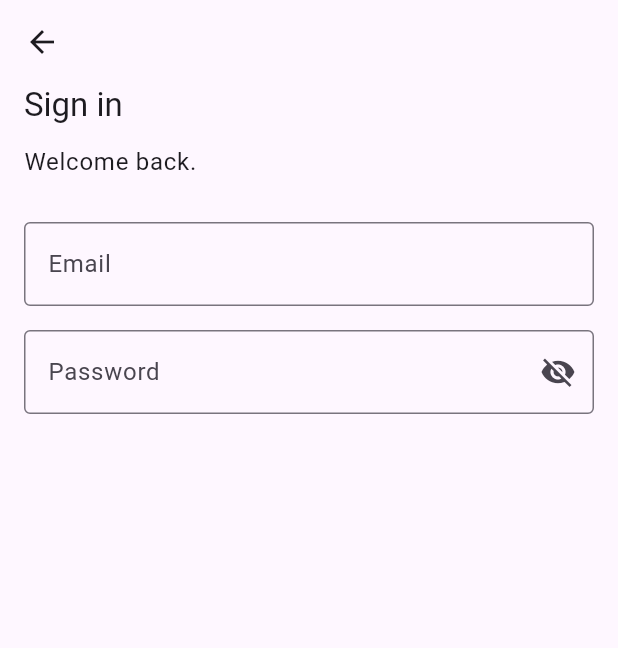
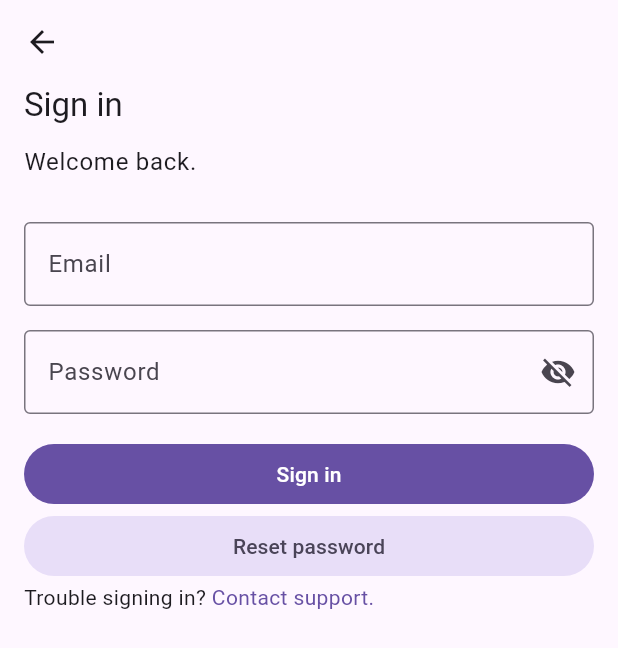
Before and after one commit to GreatApe77/jim-hats, a Flutter app: the screen it shows after launch, after a tap on "Sign in.", on a phone screen of 412 x 824 dp. Shown: the top 648 px of the screen. Run offline on Flutter 3.47's test engine with Material 3 defaults, Android fonts, the phone set to English and light mode, and no system bars; our stand-ins replace bloc, get_it.

```diff
--- /dev/null
+++ b/jim_hats_mobile/lib/data/settings/models/settings.dart
@@ -0,0 +1,5 @@
+class Settings {
+  final bool isDarkTheme;
+
+  Settings({required this.isDarkTheme});
+}
--- /dev/null
+++ b/jim_hats_mobile/lib/data/settings/repositories/settings_repository.dart
@@ -0,0 +1,3 @@
+class SettingsRepository {
+
+}
--- a/jim_hats_mobile/lib/routing/app_router.dart
+++ b/jim_hats_mobile/lib/routing/app_router.dart
@@ -1,6 +1,7 @@
 import 'package:flutter/material.dart';
 import 'package:jim_hats_mobile/routing/app_routes.dart';
 import 'package:jim_hats_mobile/ui/views/create_account/create_account_page.dart';
+import 'package:jim_hats_mobile/ui/views/home/home_page.dart';
 import 'package:jim_hats_mobile/ui/views/sign_in/sign_in_page.dart';
 import 'package:jim_hats_mobile/ui/views/welcome/welcome_page.dart';
 
@@ -20,6 +21,10 @@ abstract class AppRouter {
         return MaterialPageRoute(
           builder: (context) => SignInPage(),
         );
+      case AppRoutes.home:
+        return MaterialPageRoute(
+          builder: (context) => HomePage(),
+        );
       default:
         return null;
     }
--- a/jim_hats_mobile/lib/routing/app_routes.dart
+++ b/jim_hats_mobile/lib/routing/app_routes.dart
@@ -2,4 +2,5 @@ abstract class AppRoutes {
   static const welcome='/welcome';
   static const sigin ='/sigin';
   static const createAccount ='/create-account';
+  static const home ='/home';
 }
--- /dev/null
+++ b/jim_hats_mobile/lib/shared/ui/widgets/app_drawer/cubit/drawer_cubit_state.dart
@@ -0,0 +1,6 @@
+part of 'drawer_cubit_cubit.dart';
+
+@immutable
+sealed class DrawerCubitState {}
+
+final class DrawerCubitInitial extends DrawerCubitState {}
--- a/jim_hats_mobile/lib/ui/views/sign_in/sign_in_page.dart
+++ b/jim_hats_mobile/lib/ui/views/sign_in/sign_in_page.dart
@@ -71,6 +71,24 @@ class _SignInPageState extends State<SignInPage> {
                                   icon: Icon(Icons.visibility))),
                         );
                       }),
+                  SizedBox(
+                    height: 16,
+                  ),
+                  FilledButton(onPressed: () {}, child: Text('Sign in')),
+                  FilledButton.tonal(
+                      onPressed: () {}, child: Text('Reset password')),
+                  Row(
+                    children: [
+                      Text('Trouble signing in? '),
+                      GestureDetector(
+                        child: Text(
+                          'Contact support.',
+                          style: TextStyle(
+                              color: Theme.of(context).colorScheme.primary),
+                        ),
+                      )
+                    ],
+                  )
                 ],
               ))),
     );
```
Also changed, not shown: jim_hats_mobile/lib/shared/ui/widgets/app_drawer/app_drawer.dart (added, +62 -0 lines), jim_hats_mobile/lib/shared/ui/widgets/app_drawer/cubit/drawer_cubit_cubit.dart (added, +8 -0 lines), jim_hats_mobile/lib/ui/views/create_account/create_account_page.dart (+7 -4 lines), jim_hats_mobile/lib/ui/views/home/home_page.dart (added, +17 -0 lines).
